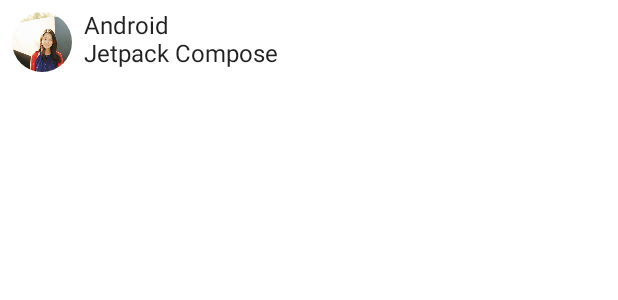
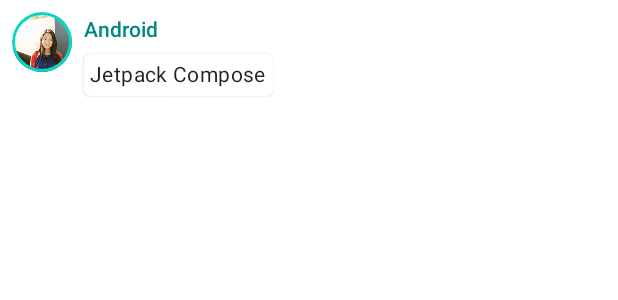
Before and after one commit to sxbOz77/JetpackComposeBasic, an Android app built with Jetpack Compose: the @Preview function DefaultPreview, on a phone screen of 412 x 824 dp. Shown: the top 300 px of the screen. Run offline under Robolectric (Android 15) with nearby library versions, the phone set to English and light mode, and no system bars.

Commit message:
Material design

```diff
--- a/app/src/main/java/com/ozgungnir77/jetpackcomposebasic/MainActivity.kt
+++ b/app/src/main/java/com/ozgungnir77/jetpackcomposebasic/MainActivity.kt
@@ -1,11 +1,15 @@
 package com.ozgungnir77.jetpackcomposebasic
 
+import android.content.res.Configuration
 import android.os.Bundle
 import androidx.activity.ComponentActivity
 import androidx.activity.compose.setContent
 import androidx.compose.foundation.Image
+import androidx.compose.foundation.border
 import androidx.compose.foundation.layout.*
 import androidx.compose.foundation.shape.CircleShape
+import androidx.compose.material.MaterialTheme
+import androidx.compose.material.Surface
 import androidx.compose.material.Text
 import androidx.compose.runtime.Composable
 import androidx.compose.ui.Modifier
@@ -19,7 +23,9 @@ class MainActivity : ComponentActivity() {
     override fun onCreate(savedInstanceState: Bundle?) {
         super.onCreate(savedInstanceState)
         setContent {
-            MessageCard(msg = Message("Android", "Jetpack Compose"))
+            JetpackComposeBasicTheme {
+                MessageCard(msg = Message("Android", "Jetpack Compose"))
+            }
         }
     }
 }
@@ -28,31 +34,48 @@ data class Message(val author: String, val body: String)
 
 @Composable
 fun MessageCard(msg: Message) {
-    // Add padding around our message
     Row(modifier = Modifier.padding(all = 8.dp)) {
         Image(
             painter = painterResource(id = R.drawable.profile_picture),
             contentDescription = "Contact profile picture",
             modifier = Modifier
-                // Set image size to 40 dp
                 .size(40.dp)
-                // Clip image to be shaped as a circle
                 .clip(CircleShape)
+                .border(1.5.dp, MaterialTheme.colors.secondary, CircleShape)
         )
 
-        // Add a horizontal space between the image and the column
         Spacer(modifier = Modifier.width(8.dp))
 
         Column {
-            Text(text = msg.author)
-            // Add a vertical space between the author and message texts
-            Spacer(modifier = Modifier.width(4.dp))
-            Text(text = msg.body)
+            Text(
+                text = msg.author,
+                color = MaterialTheme.colors.secondaryVariant,
+                style = MaterialTheme.typography.subtitle2
+            )
+
+            Spacer(modifier = Modifier.height(4.dp))
+
+            Surface(
+                shape = MaterialTheme.shapes.medium,
+                elevation = 1.dp
+            ) {
+                Text(
+                    text = msg.body,
+                    modifier = Modifier.padding(all = 4.dp),
+                    style = MaterialTheme.typography.body2
+                )
+            }
+
         }
     }
 }
 
-@Preview(showBackground = true)
+@Preview(name = "Light Mode")
+@Preview(
+    uiMode = Configuration.UI_MODE_NIGHT_YES,
+    showBackground = true,
+    name = "Dark Mode"
+)
 @Composable
 fun DefaultPreview() {
     JetpackComposeBasicTheme {
```
